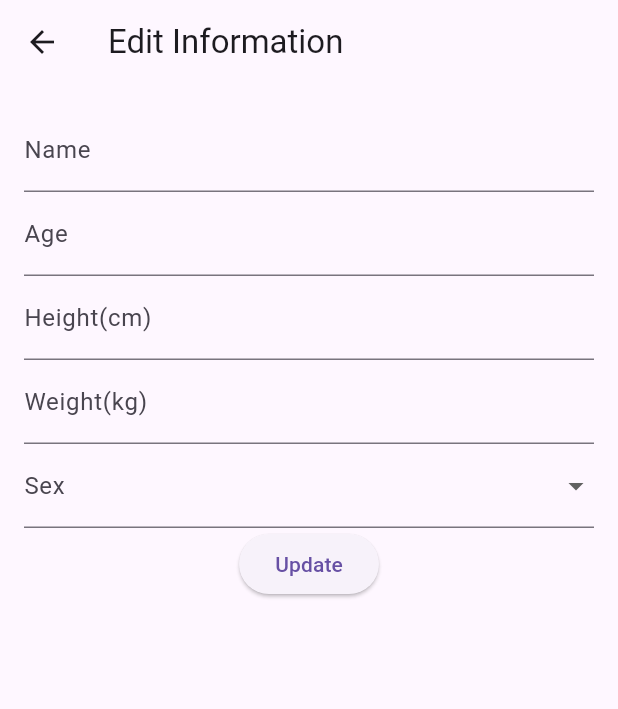
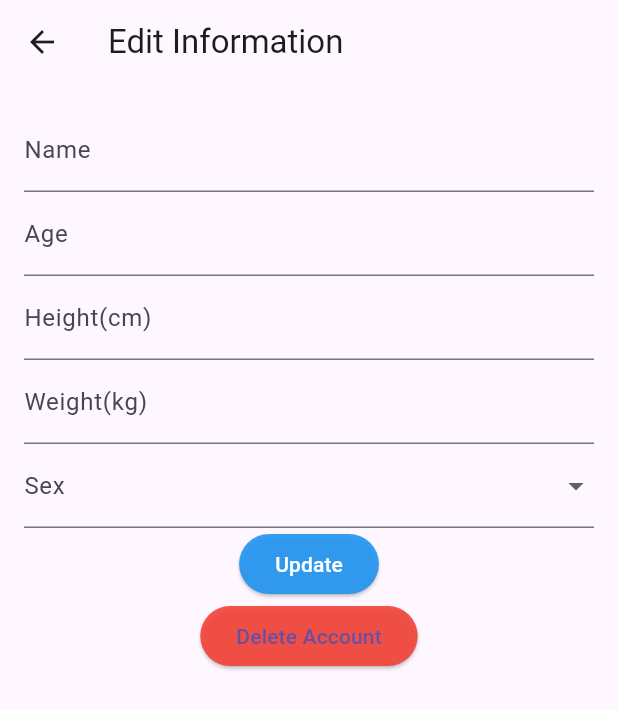
Before and after one commit to JERODIACUNA/FE, a Flutter app: the EditInformation screen opened directly, on a phone screen of 412 x 824 dp. Shown: the top 709 px of the screen. Run offline on Flutter 3.47's test engine with Material 3 defaults, Android fonts, the phone set to English and light mode, and no system bars; our stand-ins replace charts_flutter, cloud_firestore, firebase_auth, firebase_core, video_player; accounts and stored records are empty.

Commit message:
add delete function

```diff
--- a/fitnessapp/lib/edit_information.dart
+++ b/fitnessapp/lib/edit_information.dart
@@ -1,11 +1,12 @@
 import 'package:flutter/material.dart';
 import 'package:cloud_firestore/cloud_firestore.dart';
 import 'package:firebase_auth/firebase_auth.dart';
+import 'login.dart';
 
 class EditInformation extends StatefulWidget {
   final User user;
 
-  const EditInformation(this.user, {super.key});
+  const EditInformation(this.user, {Key? key}) : super(key: key);
 
   @override
   _EditInformationState createState() => _EditInformationState();
@@ -19,6 +20,7 @@ class _EditInformationState extends State<EditInformation> {
   TextEditingController heightController = TextEditingController();
   TextEditingController weightController = TextEditingController();
   String? selectedSex; // Added for dropdown selection
+  bool userDeleted = false; // Track user deletion
 
   @override
   void initState() {
@@ -67,6 +69,50 @@ class _EditInformationState extends State<EditInformation> {
       print(e);
       // Handle error updating information
     }
+  }
+
+  void deleteUser(BuildContext context) async {
+    showDialog(
+      context: context,
+      builder: (BuildContext context) {
+        return AlertDialog(
+          title: const Text('Confirm Deletion'),
+          content: const Text('Are you sure you want to delete your account?'),
+          actions: <Widget>[
+            TextButton(
+              onPressed: () async {
+                Navigator.of(context).pop(); // Close the dialog
+                try {
+                  // Delete user information document
+                  await firestore
+                      .collection('user_information')
+                      .doc(widget.user.uid)
+                      .delete();
+
+                  // Delete the user's Firebase authentication account
+                  await widget.user.delete();
+
+                  // Navigate back to loginscreen after successful deletion
+                  setState(() {
+                    userDeleted = true; // Update the user deletion status
+                  });
+                } catch (e) {
+                  print(e);
+                  // Handle error while deleting user or user information
+                }
+              },
+              child: const Text('Yes'),
+            ),
+            TextButton(
+              onPressed: () {
+                Navigator.of(context).pop(); // Close the dialog
+              },
+              child: const Text('No'),
+            ),
+          ],
+        );
+      },
+    );
   }
 
   @override
@@ -134,8 +180,51 @@ class _EditInformationState extends State<EditInformation> {
               ),
               ElevatedButton(
                 onPressed: updateInformation,
-                child: const Text('Update'),
+                style: ElevatedButton.styleFrom(
+                  backgroundColor:
+                      Colors.blue.withOpacity(.9), // Change button color to red
+                ),
+                child: const Text(
+                  'Update',
+                  style: TextStyle(color: Colors.white),
+                ),
               ),
+              ElevatedButton(
+                onPressed: () {
+                  deleteUser(context); // Pass the context here
+                },
+                style: ElevatedButton.styleFrom(
+                  backgroundColor: Colors.red.withOpacity(.9),
+                ),
+                child: const Text('Delete Account'),
+              ),
+              if (userDeleted) // Display the button only if user is deleted
+                Column(
+                  children: [
+                    const SizedBox(height: 20),
+                    Text(
+                      'Successfully deleted the account',
+                      style: TextStyle(
+                        fontSize: 18,
+                        fontWeight: FontWeight.bold,
+                        color: Colors.black,
+                      ),
+                    ),
+                    ElevatedButton(
+                      onPressed: () {
+                        Navigator.pushReplacement(
+                          context,
+                          MaterialPageRoute(builder: (context) => Login()),
+                        );
+                      },
+                      style: ElevatedButton.styleFrom(
+                        backgroundColor: const Color.fromARGB(255, 70, 233, 255)
+                            .withOpacity(1),
+                      ),
+                      child: const Text('Back to Login'),
+                    ),
+                  ],
+                ),
             ],
           ),
         ),
```
